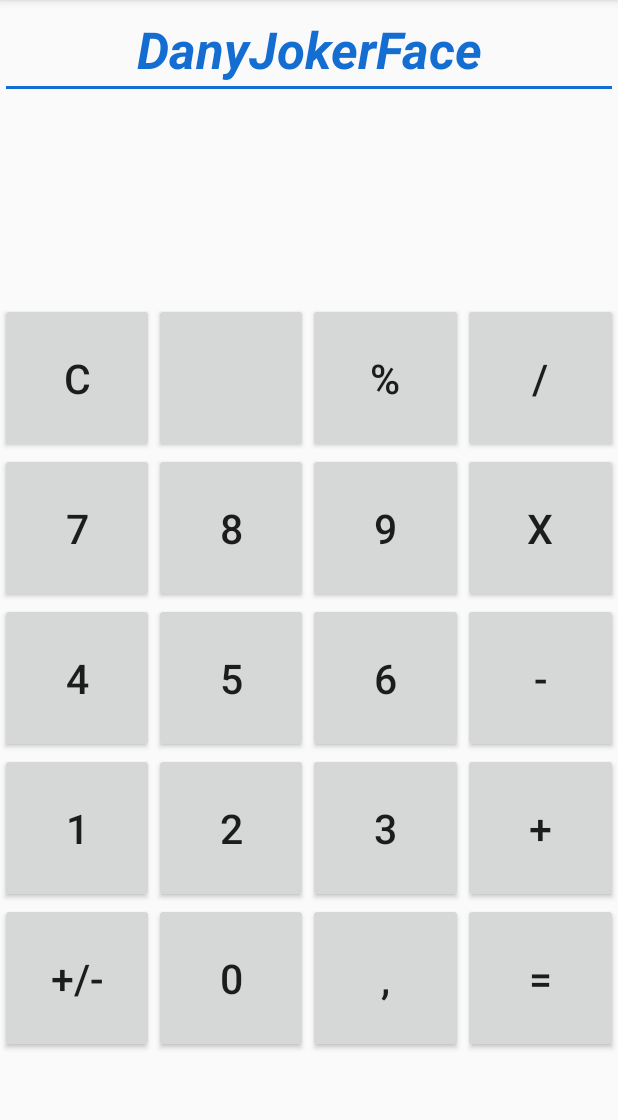
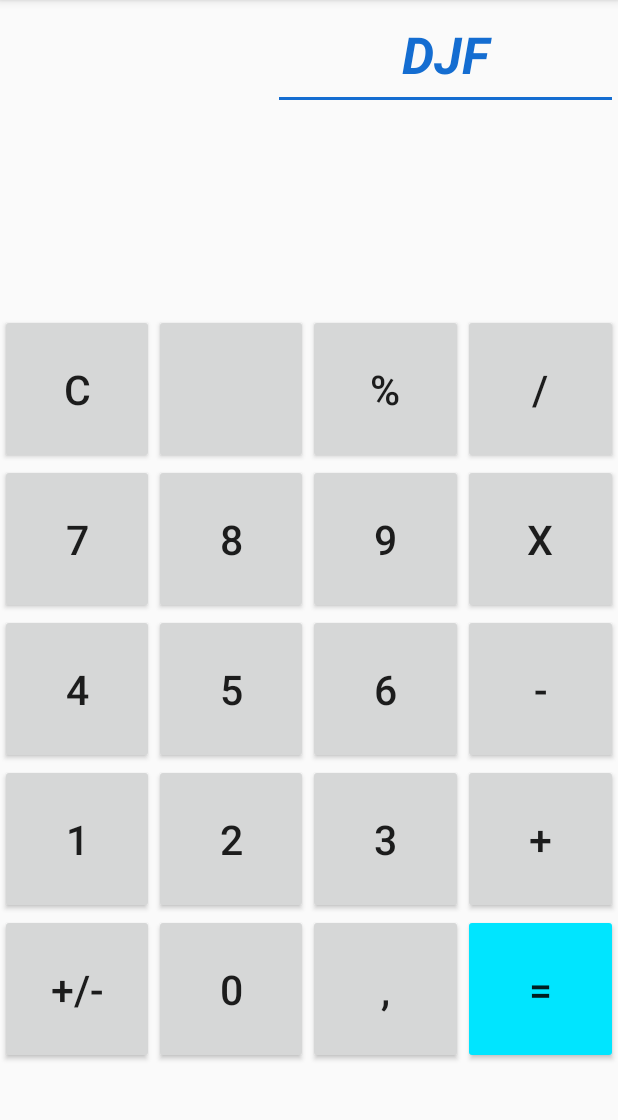
Before and after one commit to ragnatelato/Calculator, an Android app: the screen it shows after launch (MainActivity), on a phone screen of 412 x 824 dp, the part 84-1204 px from its top. Run offline under Robolectric (Android 15) with nearby library versions, the phone set to English and light mode, and no system bars; our stand-ins replace AdMob; 1 statement that could not run was skipped.

Commit message:
some small implements

```diff
--- a/app/src/main/java/com/example/calculator/MainActivity.java
+++ b/app/src/main/java/com/example/calculator/MainActivity.java
@@ -1,6 +1,9 @@
 package com.example.calculator;
 
 import android.os.Bundle;
+import android.util.Log;
+import android.view.View;
+import android.widget.TextView;
 
 import androidx.appcompat.app.AppCompatActivity;
 
@@ -8,14 +11,29 @@ import com.example.myapplication.R;
 
 public class MainActivity extends AppCompatActivity {
 
+    TextView operations = findViewById(R.id.operations);
 
     @Override
     protected void onCreate(Bundle savedInstanceState) {
         super.onCreate(savedInstanceState);
         setContentView(R.layout.activity_main);
-        setImmersive(true);
 
-//        mAdView = findViewById(R.id.adView);
+//        button = findViewById(R.id.button_comma);
+//        button.setOnClickListener(new View.OnClickListener() {
+//            @Override
+//            public void onClick(View v) {
+//                Log.d("MainActivity", "Ciao Dany!");
+//            }
+//        });
+    }
+
+    public void onClickSum(View view) {
+        operations.append("+");
+        Log.d("MainActivity", "The result is: " + (10 + 33));
+    }
+
+
+    //        mAdView = findViewById(R.id.adView);
 //        AdRequest adRequest = new AdRequest.Builder().build();
 //        mAdView.loadAd(adRequest);
 //
@@ -26,7 +44,7 @@ public class MainActivity extends AppCompatActivity {
 //        });
 
 
-        //    AdSize adSize = new AdSize(300, 50);
+    //    AdSize adSize = new AdSize(300, 50);
 //    private AdView mAdView;
 
 //    mAdView.setAdListener(new AdListener() {
@@ -63,6 +81,5 @@ public class MainActivity extends AppCompatActivity {
 //        }
 //    });
 
-    }
 
 }
--- a/app/src/main/res/layout/activity_main.xml
+++ b/app/src/main/res/layout/activity_main.xml
@@ -10,20 +10,18 @@
 
     <EditText
             android:id="@+id/author"
-            android:layout_width="0dp"
-            android:layout_height="wrap_content"
-            android:autofillHints=""
+            android:layout_width="230dp"
+            android:layout_height="73dp"
             android:ems="10"
-            android:hint="inserisci la data"
+            android:hint="DJF"
             android:inputType="date"
-            android:text="DanyJokerFace"
             android:textAlignment="center"
             android:textAppearance="@style/TextAppearance.AppCompat.Display1"
-            android:textColor="#146DD1"
+            android:textColorHint="#146DD1"
             android:textStyle="bold|italic"
             app:layout_constraintEnd_toEndOf="parent"
-            app:layout_constraintStart_toStartOf="parent"
-            app:layout_constraintTop_toTopOf="parent" />
+            app:layout_constraintTop_toTopOf="parent"
+            tools:ignore="Autofill" />
 
     <TextView
             android:id="@+id/operations"
@@ -236,6 +234,7 @@
                 android:layout_width="wrap_content"
                 android:layout_height="match_parent"
                 android:layout_weight="1"
+                android:onClick="onClickSum"
                 android:text="+"
                 android:textAlignment="center"
                 android:textSize="27sp"
@@ -286,6 +285,7 @@
                 android:layout_width="wrap_content"
                 android:layout_height="match_parent"
                 android:layout_weight="1"
+                android:backgroundTint="#00E5FF"
                 android:text="="
                 android:textAlignment="center"
                 android:textSize="27sp"
```
